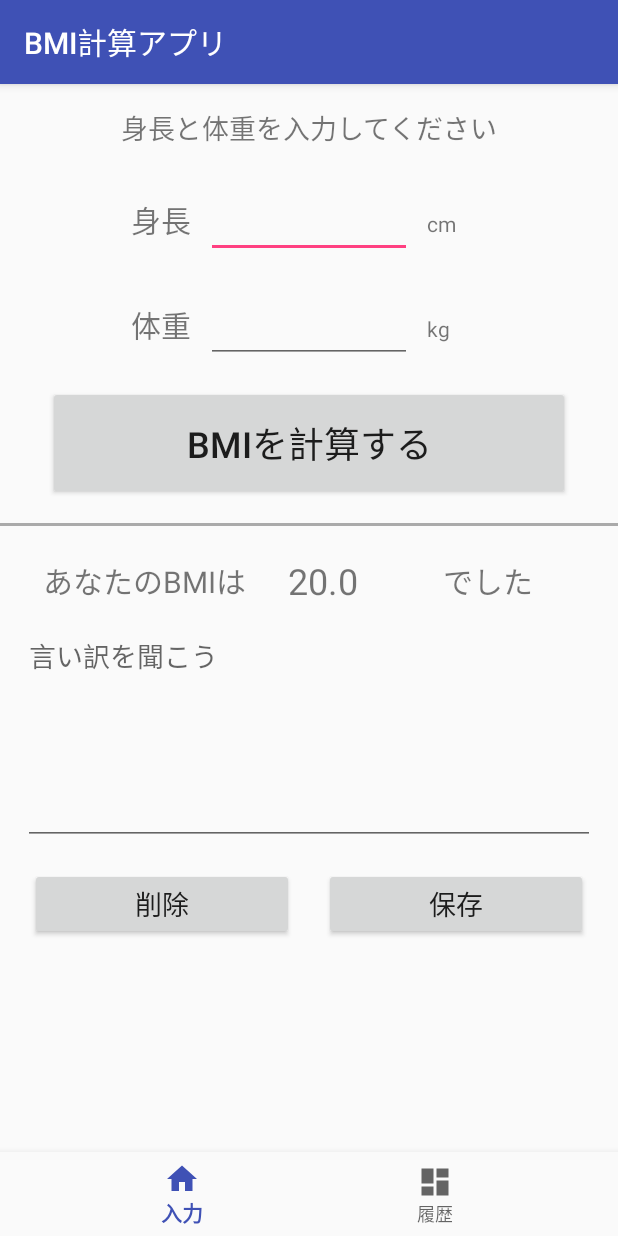
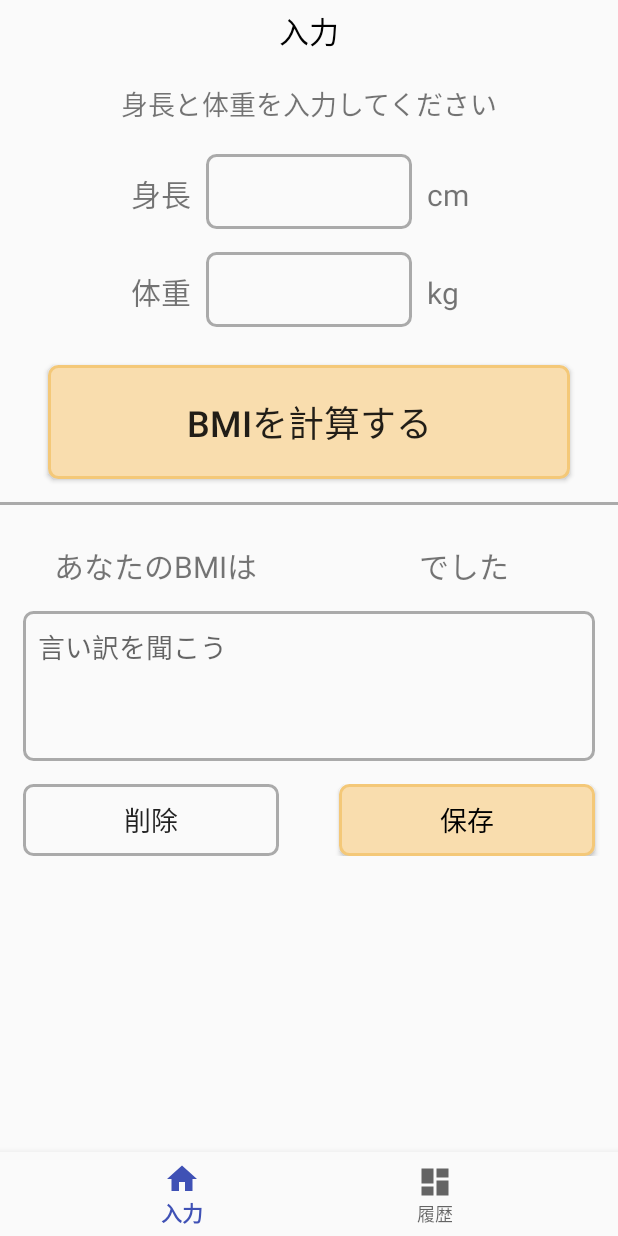
Before and after one commit to r-hisaura/BMIApp-Android, an Android app: the screen it shows after launch (MainActivity), on a phone screen of 412 x 824 dp. Run offline under Robolectric (Android 15) with nearby library versions, the phone set to English and light mode, and no system bars.

Commit message:
design修正　bmi計算ロジック修正

```diff
--- a/app/build.gradle
+++ b/app/build.gradle
@@ -32,4 +32,5 @@ dependencies {
     testImplementation 'junit:junit:4.12'
     androidTestImplementation 'com.android.support.test:runner:1.0.2'
     androidTestImplementation 'com.android.support.test.espresso:espresso-core:3.0.2'
+    implementation 'com.android.support:recyclerview-v7:27.1.1'
 }
--- a/app/src/main/java/com/example/cries/calcbmi/CalcBmiLogic.kt
+++ b/app/src/main/java/com/example/cries/calcbmi/CalcBmiLogic.kt
@@ -1,24 +1,23 @@
 package com.example.cries.calcbmi
+
+import java.lang.Math.round
 
 /**
  * Created by cries on 2019/02/12.
  */
 class CalcBmiLogic {
-
+    companion object {
         /**
          * BMIを計算する
          * 計算式 = 体重(kg) / 身長(m) * 身長(m)
          * @param height 身長(cm)
          * @param weight 体重(kg)
-     * @return result bmi数値
+         * @return result bmi数値 小数点第2位で四捨五入
          */
-    fun calcBmi(height:Double, weight:Double): Double {
-        val transferHeight = height / 100
-
-        val result = weight / (transferHeight * transferHeight)
-        print("result:" + result)
-
-        return result
-
+        fun calcBmi(height: Double, weight: Double): Double {
+            val result = weight / Math.pow(height / 100, 2.0)
+            print("result:$result")
+            return round(result * 10.0) / 10.0
         }
     }
+}
--- a/app/src/main/java/com/example/cries/calcbmi/InputFragment.kt
+++ b/app/src/main/java/com/example/cries/calcbmi/InputFragment.kt
@@ -2,9 +2,12 @@ package com.example.cries.calcbmi
 
 import android.os.Bundle
 import android.support.v4.app.Fragment
+import android.support.v7.app.AlertDialog
+import android.support.v7.widget.Toolbar
 import android.view.LayoutInflater
 import android.view.View
 import android.view.ViewGroup
+import kotlinx.android.synthetic.main.fragment_input.*
 
 
 /**
@@ -20,4 +23,26 @@ class InputFragment : Fragment() {
         return inflater.inflate(R.layout.fragment_input, container, false)
     }
 
+    override fun onResume() {
+        super.onResume()
+        val context = context as? MainActivity ?: return
+        calcBmiButton.setOnClickListener {
+            // 入力値が数値でない場合、ダイアログを表示する
+            val height = editHeight.text.toString().toDoubleOrNull() ?: 0.0
+            val weight = editWeight.text.toString().toDoubleOrNull() ?: 0.0
+
+            if (height == 0.0 || weight == 0.0) {
+                AlertDialog.Builder(context)
+                        .setTitle("タダシイ　アタイ　\nニュウリョク　スル")
+                        .setPositiveButton("ワカッタ", null)
+                        .show()
+                return@setOnClickListener
+            }
+
+            val data = CalcBmiLogic.calcBmi(height, weight)
+            textBmi.text = String.format("%.1f", data)
+        }
+
+    }
+
 }
--- /dev/null
+++ b/app/src/main/res/drawable/frame_style.xml
@@ -0,0 +1,16 @@
+<?xml version="1.0" encoding="utf-8"?>
+<shape xmlns:android="http://schemas.android.com/apk/res/android"
+    android:shape="rectangle">
+
+    <!-- 背景色 -->
+    <solid android:color="@color/button_bg" />
+
+    <!-- 角の丸み -->
+    <corners android:radius="6dp" />
+
+    <!-- 枠線 width:線の幅、color:線の色 -->
+    <stroke
+        android:width="2dp"
+        android:color="@color/button_frame" />
+
+</shape>
--- /dev/null
+++ b/app/src/main/res/drawable/frame_style_2.xml
@@ -0,0 +1,14 @@
+<?xml version="1.0" encoding="utf-8"?>
+<shape xmlns:android="http://schemas.android.com/apk/res/android"
+    android:shape="rectangle">
+
+
+    <!-- 角の丸み -->
+    <corners android:radius="6dp" />
+
+    <!-- 枠線 width:線の幅、color:線の色 -->
+    <stroke
+        android:width="2dp"
+        android:color="@android:color/darker_gray" />
+
+</shape>
--- a/app/src/main/res/layout-v26/fragment_input.xml
+++ b/app/src/main/res/layout-v26/fragment_input.xml
@@ -4,20 +4,49 @@
     android:layout_height="match_parent"
     tools:context="com.example.cries.calcbmi.InputFragment">
 
+    <RelativeLayout
+        android:layout_width="match_parent"
+        android:layout_height="match_parent">
+
+        <LinearLayout
+            android:id="@+id/header"
+            android:layout_width="match_parent"
+            android:layout_height="40dp"
+            android:layout_alignParentTop="true"
+            android:orientation="vertical">
+
+            <TextView
+                android:id="@+id/textView7"
+                android:layout_width="match_parent"
+                android:layout_height="wrap_content"
+                android:layout_marginTop="5dp"
+                android:layout_marginBottom="5dp"
+                android:gravity="center"
+                android:text="@string/title_input"
+                android:textColor="@android:color/black"
+                android:textSize="20sp" />
+
+            <View
+                android:layout_width="fill_parent"
+                android:layout_height="1.5dp"
+                android:background="@android:color/darker_gray" />
+        </LinearLayout>
+
         <LinearLayout
             android:id="@+id/view1"
             android:layout_width="wrap_content"
             android:layout_height="wrap_content"
+            android:layout_below="@+id/header"
             android:orientation="vertical">
 
             <TextView
                 android:id="@+id/textView"
                 android:layout_width="match_parent"
                 android:layout_height="wrap_content"
+                android:layout_marginTop="15dp"
                 android:layout_marginBottom="10dp"
-            android:layout_marginTop="15dp"
                 android:gravity="center"
-            android:text="身長と体重を入力してください"
+                android:text="@string/height_weight_input"
                 android:textSize="18sp" />
 
             <LinearLayout
@@ -33,17 +62,19 @@
                     android:layout_marginEnd="10dp"
                     android:layout_weight="1"
                     android:gravity="end"
-                android:text="身長"
+                    android:text="@string/height"
                     android:textSize="20sp" />
 
                 <EditText
-                android:id="@+id/editText1"
+                    android:id="@+id/editHeight"
                     android:layout_width="match_parent"
-                android:layout_height="wrap_content"
+                    android:layout_height="50dp"
                     android:layout_weight="1"
                     android:autoLink="phone"
-                android:ems="15"
+                    android:background="@drawable/frame_style_2"
+                    android:ems="10"
                     android:inputType="numberDecimal"
+                    android:paddingEnd="10dp"
                     android:selectAllOnFocus="false"
                     android:singleLine="true"
                     android:textAlignment="viewEnd"
@@ -53,17 +84,18 @@
                     android:id="@+id/textView3"
                     android:layout_width="match_parent"
                     android:layout_height="wrap_content"
+                    android:layout_marginStart="10dp"
                     android:layout_marginBottom="17dp"
-                android:layout_marginStart="10dp"
                     android:layout_weight="1"
-                android:text="cm" />
+                    android:text="@string/cm"
+                    android:textSize="20sp" />
 
             </LinearLayout>
 
             <LinearLayout
                 android:layout_width="match_parent"
                 android:layout_height="match_parent"
-            android:layout_marginTop="10dp"
+                android:layout_marginTop="15dp"
                 android:orientation="horizontal">
 
                 <TextView
@@ -73,17 +105,19 @@
                     android:layout_marginEnd="10dp"
                     android:layout_weight="1"
                     android:gravity="end"
-                android:text="体重"
+                    android:text="@string/weight"
                     android:textSize="20sp" />
 
                 <EditText
-                android:id="@+id/editText2"
+                    android:id="@+id/editWeight"
                     android:layout_width="match_parent"
-                android:layout_height="wrap_content"
+                    android:layout_height="50dp"
                     android:layout_weight="1"
                     android:autoLink="phone"
-                android:ems="7"
+                    android:background="@drawable/frame_style_2"
+                    android:ems="10"
                     android:inputType="numberDecimal"
+                    android:paddingEnd="10dp"
                     android:selectAllOnFocus="false"
                     android:singleLine="true"
                     android:textAlignment="viewEnd"
@@ -93,25 +127,28 @@
                     android:id="@+id/textView5"
                     android:layout_width="match_parent"
                     android:layout_height="wrap_content"
+                    android:layout_marginStart="10dp"
                     android:layout_marginBottom="17dp"
-                android:layout_marginStart="10dp"
                     android:layout_weight="1"
-                android:text="kg" />
+                    android:text="@string/kg"
+                    android:textSize="20sp" />
 
             </LinearLayout>
 
             <Button
-            android:id="@+id/button"
+                android:id="@+id/calcBmiButton"
+                style="@style/Widget.AppCompat.Button"
                 android:layout_width="match_parent"
                 android:layout_height="wrap_content"
+                android:layout_marginLeft="32dp"
+                android:layout_marginTop="25dp"
+                android:layout_marginRight="32dp"
                 android:layout_marginBottom="15dp"
-            android:layout_marginLeft="32dp"
-            android:layout_marginRight="32dp"
-            android:layout_marginTop="15dp"
                 android:layout_weight="1"
+                android:background="@drawable/frame_style"
+                android:paddingTop="20dp"
                 android:paddingBottom="20dp"
-            android:paddingTop="20dp"
-            android:text="BMIを計算する"
+                android:text="@string/calc_bmi"
                 android:textSize="24sp" />
 
             <View
@@ -132,17 +169,17 @@
                     android:layout_gravity="center_vertical"
                     android:layout_weight="1"
                     android:gravity="center_horizontal"
-                android:text="あなたのBMIは"
+                    android:text="@string/result_start_text"
                     android:textSize="20sp" />
 
                 <TextView
-                android:id="@+id/textView7"
+                    android:id="@+id/textBmi"
                     android:layout_width="wrap_content"
                     android:layout_height="wrap_content"
                     android:layout_gravity="center_vertical|center_horizontal"
                     android:layout_weight="1"
-                android:text="20.0"
-                android:textSize="24sp" />
+                    android:textColor="@android:color/black"
+                    android:textSize="30sp" />
 
                 <TextView
                     android:id="@+id/textView8"
@@ -150,7 +187,7 @@
                     android:layout_height="wrap_content"
                     android:layout_gravity="center_vertical"
                     android:layout_weight="1"
-                android:text="でした"
+                    android:text="@string/result_end_text"
                     android:textSize="20sp" />
 
             </LinearLayout>
@@ -163,16 +200,19 @@
                 android:orientation="horizontal">
 
                 <EditText
-                android:id="@+id/editText3"
+                    android:id="@+id/editComment"
                     android:layout_width="match_parent"
-                android:layout_height="150dp"
-                android:layout_marginBottom="15dp"
+                    android:layout_height="100dp"
                     android:layout_marginLeft="15dp"
                     android:layout_marginRight="15dp"
+                    android:layout_marginBottom="15dp"
+                    android:background="@drawable/frame_style_2"
                     android:ems="15"
                     android:gravity="top"
-                android:hint="言い訳を聞こう"
+                    android:hint="@string/comment_hint"
                     android:inputType="text|textMultiLine"
+                    android:paddingStart="10dp"
+                    android:paddingTop="10dp"
                     android:selectAllOnFocus="false"
                     android:singleLine="false" />
 
@@ -181,30 +221,34 @@
             <LinearLayout
                 android:layout_width="match_parent"
                 android:layout_height="match_parent"
-            android:layout_weight="1"
                 android:orientation="horizontal">
 
 
                 <Button
-                android:id="@+id/button3"
-                android:layout_width="wrap_content"
+                    android:id="@+id/deleteButton"
+                    android:layout_width="match_parent"
                     android:layout_height="wrap_content"
-                android:layout_marginLeft="20dp"
-                android:layout_marginRight="20dp"
+                    android:layout_marginStart="15dp"
+                    android:layout_marginEnd="20dp"
                     android:layout_weight="1"
-                android:text="削除"
+                    android:background="@drawable/frame_style_2"
+                    android:text="@string/delete"
                     android:textSize="18sp" />
 
                 <Button
-                android:id="@+id/button4"
-                android:layout_width="wrap_content"
+                    android:id="@+id/saveButton"
+                    style="@android:style/Widget.Button"
+                    android:layout_width="match_parent"
                     android:layout_height="wrap_content"
-                android:layout_marginRight="20dp"
+                    android:layout_marginStart="20dp"
+                    android:layout_marginEnd="15dp"
                     android:layout_weight="1"
-                android:text="保存"
+                    android:background="@drawable/frame_style"
+                    android:text="@string/save"
                     android:textSize="18sp" />
             </LinearLayout>
 
         </LinearLayout>
+    </RelativeLayout>
 
 </FrameLayout>
--- a/app/src/main/res/layout/fragment_history.xml
+++ b/app/src/main/res/layout/fragment_history.xml
@@ -4,17 +4,42 @@
     android:layout_height="match_parent"
     tools:context="com.example.cries.calcbmi.HistoryFragment">
 
-    <android.support.constraint.ConstraintLayout
-        android:layout_width="wrap_content"
-        android:layout_height="wrap_content"
+    <RelativeLayout
+        android:layout_width="match_parent"
+        android:layout_height="match_parent"
         android:layout_gravity="center">
+
+        <LinearLayout
+            android:id="@+id/header"
+            android:layout_width="match_parent"
+            android:layout_height="40dp"
+            android:layout_alignParentTop="true"
+            android:orientation="vertical">
+
+            <TextView
+                android:id="@+id/textView7"
+                android:layout_width="match_parent"
+                android:layout_height="wrap_content"
+                android:layout_marginTop="5dp"
+                android:layout_marginBottom="5dp"
+                android:gravity="center"
+                android:text="@string/title_history"
+                android:textColor="@android:color/black"
+                android:textSize="20sp" />
+
+            <View
+                android:layout_width="fill_parent"
+                android:layout_height="1.5dp"
+                android:background="@android:color/darker_gray" />
+        </LinearLayout>
 
         <TextView
             android:layout_width="match_parent"
             android:layout_height="match_parent"
+            android:gravity="center"
             android:text="@string/title_history"
             android:textSize="30sp" />
 
-    </android.support.constraint.ConstraintLayout>
+    </RelativeLayout>
 
 </FrameLayout>
--- a/app/src/main/res/values/colors.xml
+++ b/app/src/main/res/values/colors.xml
@@ -3,4 +3,6 @@
     <color name="colorPrimary">#3F51B5</color>
     <color name="colorPrimaryDark">#303F9F</color>
     <color name="colorAccent">#FF4081</color>
+    <color name="button_bg">#f9ddae</color>
+    <color name="button_frame">#f4c878</color>
 </resources>
--- a/app/src/main/res/values/strings.xml
+++ b/app/src/main/res/values/strings.xml
@@ -2,4 +2,15 @@
     <string name="app_name">BMI計算アプリ</string>
     <string name="title_input">入力</string>
     <string name="title_history">履歴</string>
+    <string name="height_weight_input">身長と体重を入力してください</string>
+    <string name="height">身長</string>
+    <string name="cm">cm</string>
+    <string name="weight">体重</string>
+    <string name="kg">kg</string>
+    <string name="calc_bmi">BMIを計算する</string>
+    <string name="result_start_text">あなたのBMIは</string>
+    <string name="result_end_text">でした</string>
+    <string name="comment_hint">言い訳を聞こう</string>
+    <string name="save">保存</string>
+    <string name="delete">削除</string>
 </resources>
--- a/app/src/main/res/values/styles.xml
+++ b/app/src/main/res/values/styles.xml
@@ -1,7 +1,7 @@
 <resources>
 
     <!-- Base application theme. -->
-    <style name="AppTheme" parent="Theme.AppCompat.Light.DarkActionBar">
+    <style name="AppTheme" parent="Theme.AppCompat.Light.NoActionBar">
         <!-- Customize your theme here. -->
         <item name="colorPrimary">@color/colorPrimary</item>
         <item name="colorPrimaryDark">@color/colorPrimaryDark</item>
```
Lines whose indentation alone changed are shown as unchanged.
